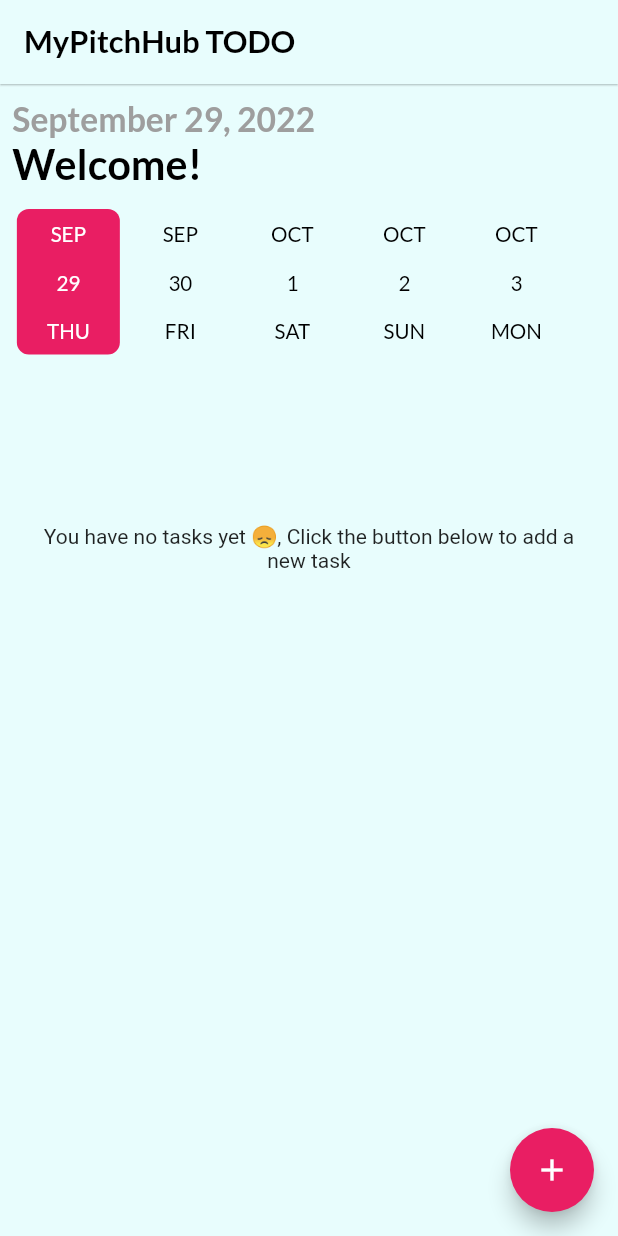
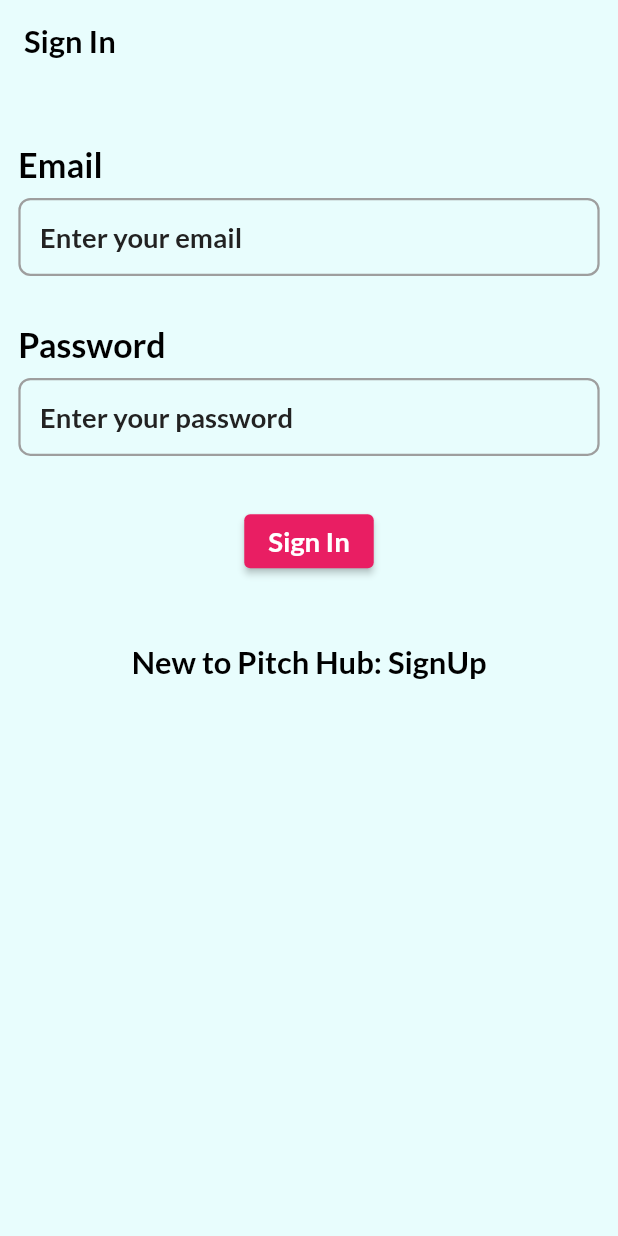
Before and after one commit to Ekojode/Pitchup_Todo, a Flutter app: the screen it shows after launch, on a phone screen of 412 x 824 dp. Run offline on Flutter 3.47's test engine with Material 2 defaults, Android fonts, the phone set to English and light mode, and no system bars; drawn by our look-alikes of date_picker_timeline; our stand-ins replace expandable, google_fonts, sqflite; accounts and stored records are empty.

Commit message:
Set up login

```diff
--- a/lib/main.dart
+++ b/lib/main.dart
@@ -1,10 +1,13 @@
 import 'package:flutter/material.dart';
+import 'package:pitch_todo/view/screen/auth_screen.dart';
+import 'package:pitch_todo/view/screen/home_screen.dart';
+import 'package:pitch_todo/view_model/auth.dart';
 import 'package:provider/provider.dart';
 
 import 'model/database/database_helper.dart';
 import './view/widgets/snack_bar.dart';
 import './view_model/tasks.dart';
-import './view/screen/home_screen.dart';
+//import './view/screen/home_screen.dart';
 
 void main() async {
   WidgetsFlutterBinding.ensureInitialized();
@@ -17,13 +20,23 @@
 
   @override
   Widget build(BuildContext context) {
-    return ChangeNotifierProvider(
-      create: (context) => Tasks(),
-      child: MaterialApp(
-        home: const HomeScreen(),
-        debugShowCheckedModeBanner: false,
-        scaffoldMessengerKey: messengerKey,
-      ),
-    );
+    return MultiProvider(
+        providers: [
+          ChangeNotifierProvider<Auth>(create: (_) => Auth()),
+          ChangeNotifierProxyProvider<Auth, Tasks>(
+            create: (context) => Tasks('', '', []),
+            update: (context, auth, previous) =>
+                Tasks(auth.token!, auth.userId!, previous!.taskList),
+          )
+        ],
+        builder: (context, child) {
+          return Consumer<Auth>(
+            builder: (context, Auth auth, child) => MaterialApp(
+              home: auth.isAuth ? const HomeScreen() : const AuthScreen(),
+              debugShowCheckedModeBanner: false,
+              scaffoldMessengerKey: messengerKey,
+            ),
+          );
+        });
   }
 }
--- /dev/null
+++ b/lib/model/exceptions.dart
@@ -0,0 +1,10 @@
+class HttpExceptions implements Exception {
+  final String message;
+
+  HttpExceptions(this.message);
+
+  @override
+  String toString() {
+    return message;
+  }
+}
--- a/lib/model/task_model.dart
+++ b/lib/model/task_model.dart
@@ -3,7 +3,7 @@
   final String category;
   final String title;
   final String note;
-  int? id;
+  String? id;
   int? isCompleted;
 
   TaskModel({
--- /dev/null
+++ b/lib/view/screen/auth_screen.dart
@@ -0,0 +1,176 @@
+import 'package:flutter/material.dart';
+import 'package:pitch_todo/model/exceptions.dart';
+import 'package:pitch_todo/view/utilities/color.dart';
+import 'package:pitch_todo/view/widgets/custom_text_field.dart';
+import 'package:pitch_todo/view/widgets/snack_bar.dart';
+import 'package:pitch_todo/view_model/auth.dart';
+import 'package:provider/provider.dart';
+
+import '../utilities/style.dart';
+
+class AuthScreen extends StatefulWidget {
+  const AuthScreen({Key? key}) : super(key: key);
+
+  @override
+  State<AuthScreen> createState() => _AuthScreenState();
+}
+
+class _AuthScreenState extends State<AuthScreen> {
+  AuthStaus _authStaus = AuthStaus.signIn;
+  bool _isLoading = false;
+  final emailController = TextEditingController();
+  final passwordController = TextEditingController();
+
+  void _showErrorDialog(String errorMessage) {
+    showDialog(
+        context: context,
+        builder: (context) {
+          return AlertDialog(
+            title: const Text(
+              "Error Occurred",
+              style: TextStyle(color: Colors.red),
+            ),
+            content: Text(errorMessage),
+            actions: [
+              TextButton(
+                  onPressed: () {
+                    Navigator.pop(context);
+                  },
+                  child: const Text("Close"))
+            ],
+          );
+        });
+  }
+
+  void submit(context, double height) async {
+    if (emailController.text.trim().isEmpty &&
+        passwordController.text.trim().isEmpty) {
+      ShowSnackBar.showSnackBar("Fill in all fields", height);
+    } else {
+      setState(() {
+        _isLoading = true;
+      });
+
+      try {
+        if (_authStaus == AuthStaus.signIn) {
+          await Provider.of<Auth>(context, listen: false).signIn(
+            emailController.text.trim(),
+            passwordController.text.trim(),
+          );
+        } else {
+          await Provider.of<Auth>(context, listen: false).signUp(
+            emailController.text.trim(),
+            passwordController.text.trim(),
+          );
+        }
+      } on HttpExceptions catch (e) {
+        String errorMessage = "Authentification failed";
+        e.toString().isEmpty
+            ? _showErrorDialog(errorMessage)
+            : _showErrorDialog(e.toString());
+      } catch (e) {
+        const errorMessage = "Could not authenticate, Pleasse try again later";
+        _showErrorDialog(errorMessage);
+      } finally {
+        setState(() {
+          _isLoading = false;
+        });
+      }
+    }
+  }
+
+  @override
+  Widget build(BuildContext context) {
+    double height1 = MediaQuery.of(context).size.height;
+    double width1 = MediaQuery.of(context).size.width;
+    double height = height1 > width1 ? height1 : width1;
+    double width = height1 > width1 ? width1 : height1;
+    return Scaffold(
+      backgroundColor: kBackgroundColor,
+      appBar: AppBar(
+        backgroundColor: kBackgroundColor,
+        elevation: 0,
+        title: Text(
+          _authStaus == AuthStaus.signIn ? "Sign In" : "Sign Up",
+          style: kTextStyle1(height),
+        ),
+      ),
+      body: SingleChildScrollView(
+        child: Center(
+          child: Container(
+            margin: const EdgeInsets.all(4),
+            padding:
+                EdgeInsets.symmetric(horizontal: width * 0.02, vertical: 4),
+            child: Column(
+              children: [
+                SizedBox(
+                  height: height / 25,
+                ),
+                CustomTextField(
+                  title: "Email",
+                  controller: emailController,
+                  height: height,
+                  hintText: "Enter your email",
+                ),
+                SizedBox(
+                  height: height / 25,
+                ),
+                CustomTextField(
+                  title: "Password",
+                  controller: passwordController,
+                  height: height,
+                  hintText: "Enter your password",
+                ),
+                SizedBox(
+                  height: height / 25,
+                ),
+                _isLoading
+                    ? const CircularProgressIndicator(
+                        color: kPinkColor,
+                      )
+                    : ElevatedButton(
+                        onPressed: () {
+                          FocusManager.instance.primaryFocus?.unfocus();
+                          submit(context, height);
+                        },
+                        style: ElevatedButton.styleFrom(
+                            backgroundColor: kPinkColor),
+                        child: Text(
+                          _authStaus == AuthStaus.signIn
+                              ? 'Sign In'
+                              : 'Sign Up',
+                          style: kTileStyle(height),
+                        ),
+                      ),
+                SizedBox(
+                  height: height / 25,
+                ),
+                TextButton(
+                    onPressed: () {
+                      if (_authStaus == AuthStaus.signIn) {
+                        setState(() {
+                          _authStaus = AuthStaus.signUp;
+                        });
+                      } else {
+                        _authStaus = AuthStaus.signIn;
+                      }
+                    },
+                    child: Text(
+                      _authStaus == AuthStaus.signUp
+                          ? "Joined us before?, Signin"
+                          : "New to Pitch Hub: SignUp",
+                      style: kTextStyle8(height),
+                    ))
+              ],
+            ),
+          ),
+        ),
+      ),
+    );
+  }
+}
+
+enum AuthStaus {
+  signUp,
+  signIn,
+}
--- a/lib/view/widgets/todo_tile.dart
+++ b/lib/view/widgets/todo_tile.dart
@@ -22,6 +22,7 @@
         ),
         color: task.isCompleted == 1 ? kPinkColor : kBlueColor,
         child: ListTile(
+
           // leading:
           //     Checkbox(value: task.isCompleted == 1, onChanged: (value) {}),
           title: Text(
--- /dev/null
+++ b/lib/view_model/auth.dart
@@ -0,0 +1,68 @@
+import 'dart:convert';
+import 'dart:async';
+
+import 'package:flutter/material.dart';
+import 'package:http/http.dart' as http;
+
+import '../model/exceptions.dart';
+
+class Auth with ChangeNotifier {
+  String? _token;
+  String? _userId;
+
+  final baseUrl = "https://identitytoolkit.googleapis.com/v1/accounts:";
+  final apiKey = "AIzaSyCmNyKP9tGDPKcPjM7VrT_evnQDOrwGPbk";
+  String? get token {
+    if (_token != null) {
+      return _token;
+    }
+    return null;
+  }
+
+  String? get userId {
+    if (_userId != null) {
+      return _userId;
+    }
+    return null;
+  }
+
+  bool get isAuth {
+    return token != null;
+  }
+
+  Future<void> authenticate(
+      String email, String password, String status) async {
+    final url = Uri.parse("$baseUrl$status?key=$apiKey");
+    try {
+      final response = await http.post(
+        url,
+        body: jsonEncode(
+          {"email": email, "password": password, "returnSecureToken": true},
+        ),
+      );
+      final responseData = jsonDecode(response.body);
+      if (responseData["error"] != null) {
+        throw HttpExceptions(responseData["error"]["message"]);
+      }
+      _token = responseData["idToken"];
+      _userId = responseData["localId"];
+      notifyListeners();
+    } catch (e) {
+      rethrow;
+    }
+  }
+
+  Future<void> signUp(String email, String password) {
+    return authenticate(email, password, "signUp");
+  }
+
+  Future<void> signIn(String email, String password) {
+    return authenticate(email, password, "signInWithPassword");
+  }
+
+  Future<void> logOut() async {
+    _token = null;
+    _userId = null;
+    notifyListeners();
+  }
+}
--- a/pubspec.yaml
+++ b/pubspec.yaml
@@ -42,6 +42,8 @@
   provider: ^6.0.3
   sqflite: ^2.0.3+1
   expandable: ^5.0.1
+  http: ^0.13.4
+  firebase_core: ^1.23.0
 
 dev_dependencies:
   flutter_test:
```
Also changed, not shown: lib/view_model/tasks.dart (+88 -17 lines), pubspec.lock, 1 other file.
